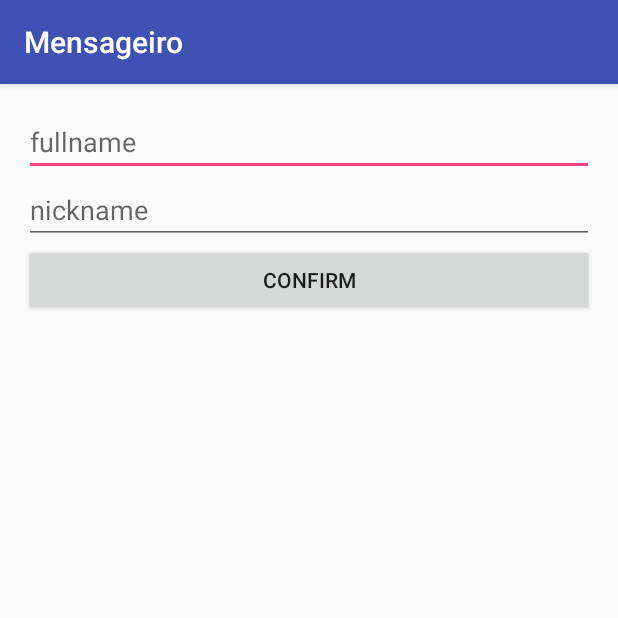
After one commit to EspecializacaoMobileIFSP/Mensageiro, an Android app: the NewContactActivity screen opened directly, with no data from a screen before it, on a phone screen of 412 x 824 dp, the top half of it. The commit adds this screen. Run offline under Robolectric (Android 15) with nearby library versions, the phone set to English and light mode, and no system bars.

Commit message:
add 'Add New Contact' screen

```diff
--- a/Mensageiro/app/src/main/AndroidManifest.xml
+++ b/Mensageiro/app/src/main/AndroidManifest.xml
@@ -1,8 +1,8 @@
 <?xml version="1.0" encoding="utf-8"?>
-<manifest package="br.edu.ifspsaocarlos.mensageiro"
-          xmlns:android="http://schemas.android.com/apk/res/android">
+<manifest xmlns:android="http://schemas.android.com/apk/res/android"
+    package="br.edu.ifspsaocarlos.mensageiro">
 
-    <uses-permission android:name="android.permission.INTERNET"/>
+    <uses-permission android:name="android.permission.INTERNET" />
 
     <application
         android:allowBackup="true"
@@ -15,11 +15,12 @@
             android:label="@string/app_name"
             android:theme="@style/AppTheme.NoActionBar">
             <intent-filter>
-                <action android:name="android.intent.action.MAIN"/>
+                <action android:name="android.intent.action.MAIN" />
 
-                <category android:name="android.intent.category.LAUNCHER"/>
+                <category android:name="android.intent.category.LAUNCHER" />
             </intent-filter>
         </activity>
+        <activity android:name=".ui.NewContactActivity"></activity>
     </application>
 
 </manifest>
--- /dev/null
+++ b/Mensageiro/app/src/main/java/br/edu/ifspsaocarlos/mensageiro/ui/NewContactActivity.java
@@ -0,0 +1,15 @@
+package br.edu.ifspsaocarlos.mensageiro.ui;
+
+import android.support.v7.app.AppCompatActivity;
+import android.os.Bundle;
+
+import br.edu.ifspsaocarlos.mensageiro.R;
+
+public class NewContactActivity extends AppCompatActivity {
+
+    @Override
+    protected void onCreate(Bundle savedInstanceState) {
+        super.onCreate(savedInstanceState);
+        setContentView(R.layout.activity_new_contact);
+    }
+}
--- /dev/null
+++ b/Mensageiro/app/src/main/res/layout/activity_new_contact.xml
@@ -0,0 +1,31 @@
+<?xml version="1.0" encoding="utf-8"?>
+<LinearLayout xmlns:android="http://schemas.android.com/apk/res/android"
+    xmlns:tools="http://schemas.android.com/tools"
+    android:layout_width="match_parent"
+    android:layout_height="match_parent"
+    android:paddingBottom="@dimen/activity_vertical_margin"
+    android:paddingLeft="@dimen/activity_horizontal_margin"
+    android:paddingRight="@dimen/activity_horizontal_margin"
+    android:paddingTop="@dimen/activity_vertical_margin"
+    android:orientation="vertical"
+    tools:context="br.edu.ifspsaocarlos.mensageiro.ui.NewContactActivity">
+
+    <EditText
+        android:id="@+id/fullname_txt_view"
+        android:layout_width="match_parent"
+        android:layout_height="wrap_content"
+        android:hint="@string/fullname"/>
+
+    <EditText
+        android:id="@+id/nickname_txt_view"
+        android:layout_width="match_parent"
+        android:layout_height="wrap_content"
+        android:hint="@string/nickname"/>
+
+    <Button
+        android:id="@+id/confirm_button"
+        android:layout_width="match_parent"
+        android:layout_height="wrap_content"
+        android:text="@string/Confirm"/>
+
+</LinearLayout>
--- a/Mensageiro/app/src/main/res/values/strings.xml
+++ b/Mensageiro/app/src/main/res/values/strings.xml
@@ -5,4 +5,7 @@
     <!-- TODO: Remove or change this placeholder text -->
     <string name="hello_blank_fragment">Hello blank fragment</string>
     <string name="contacts_list">Lista de Contatos</string>
+    <string name="Confirm">Confirm</string>
+    <string name="fullname">fullname</string>
+    <string name="nickname">nickname</string>
 </resources>
```
